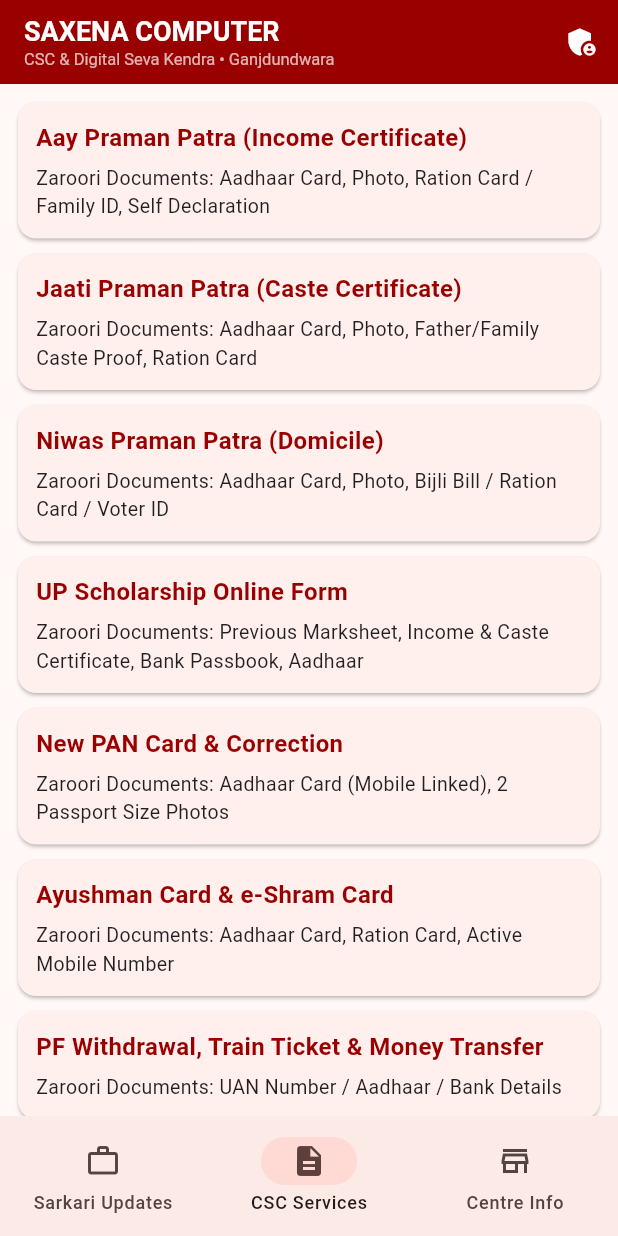
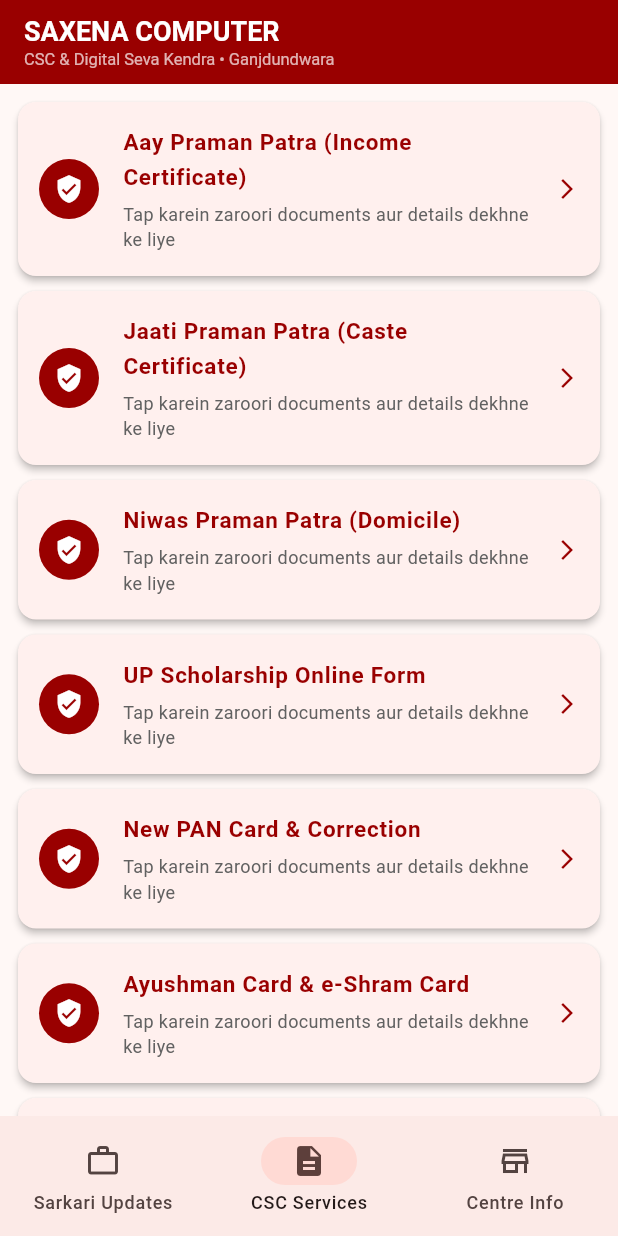
Before and after one commit to saxenacomputers/saxenacomputers-app, a Flutter app: the screen it shows after launch, item 2 of the bottom bar chosen, on a phone screen of 412 x 824 dp. Run offline on Flutter 3.47's test engine with Material 3 defaults, Android fonts, the phone set to English and light mode, and no system bars; our stand-ins replace cloud_firestore, firebase_core; accounts and stored records are empty; generated files the repository leaves out were written again.

Commit message:
Implement secret tap for admin login and URL handling
Added a secret tap feature to trigger admin login dialog after multiple taps on the title. Updated the password for admin login and improved URL handling in various functions.

```diff
--- a/lib/main.dart
+++ b/lib/main.dart
@@ -84,6 +84,8 @@ class MainNavigationScreen extends StatefulWidget {
 
 class _MainNavigationScreenState extends State<MainNavigationScreen> {
   int _selectedIndex = 0;
+  int _secretTapCount = 0;
+  DateTime? _lastTapTime;
 
   final List<Widget> _pages = [
     const SarkariUpdatesScreen(),
@@ -91,26 +93,37 @@ class _MainNavigationScreenState extends State<MainNavigationScreen> {
     const ShopContactScreen(),
   ];
 
+  void _handleTitleTap() {
+    final now = DateTime.now();
+    if (_lastTapTime == null || now.difference(_lastTapTime!) > const Duration(seconds: 2)) {
+      _secretTapCount = 1;
+    } else {
+      _secretTapCount++;
+    }
+    _lastTapTime = now;
+
+    if (_secretTapCount >= 5) {
+      _secretTapCount = 0;
+      _showAdminPinDialog(context);
+    }
+  }
+
   @override
   Widget build(BuildContext context) {
     return Scaffold(
       appBar: AppBar(
         backgroundColor: const Color(0xFF990000),
         foregroundColor: Colors.white,
-        title: const Column(
+        title: GestureDetector(
+          onTap: _handleTitleTap,
+          child: const Column(
             crossAxisAlignment: CrossAxisAlignment.start,
             children: [
               Text('SAXENA COMPUTER', style: TextStyle(fontWeight: FontWeight.bold, fontSize: 18)),
               Text('CSC & Digital Seva Kendra • Ganjdundwara', style: TextStyle(fontSize: 11, color: Colors.white70)),
             ],
           ),
-        actions: [
-          IconButton(
-            icon: const Icon(Icons.admin_panel_settings),
-            tooltip: 'Admin Panel',
-            onPressed: () => _showAdminPinDialog(context),
         ),
-        ],
       ),
       body: _pages[_selectedIndex],
       bottomNavigationBar: NavigationBar(
@@ -133,19 +146,19 @@ class _MainNavigationScreenState extends State<MainNavigationScreen> {
         title: const Text('Admin Login'),
         content: TextField(
           controller: pinController,
-          keyboardType: TextInputType.number,
+          keyboardType: TextInputType.visiblePassword,
           obscureText: true,
-          decoration: const InputDecoration(labelText: 'Admin PIN dalein (Default: 1234)'),
+          decoration: const InputDecoration(labelText: 'Admin Password dalein'),
         ),
         actions: [
           TextButton(onPressed: () => Navigator.pop(ctx), child: const Text('Cancel')),
           ElevatedButton(
             onPressed: () {
-              if (pinController.text == '1234') {
+              if (pinController.text.trim() == 'Saxenaditya@1313') {
                 Navigator.pop(ctx);
                 Navigator.push(context, MaterialPageRoute(builder: (_) => const AdminPostScreen()));
               } else {
-                ScaffoldMessenger.of(context).showSnackBar(const SnackBar(content: Text('Galat PIN!')));
+                ScaffoldMessenger.of(context).showSnackBar(const SnackBar(content: Text('Galat Password!')));
               }
             },
             child: const Text('Login'),
@@ -271,11 +284,19 @@ class UpdateDetailScreen extends StatelessWidget {
   final Map<String, dynamic> data;
   const UpdateDetailScreen({super.key, required this.data});
 
-  Future<void> _openUrl(String url) async {
-    if (url.isEmpty) return;
-    final uri = Uri.parse(url.startsWith('http') ? url : 'https://$url');
-    if (await canLaunchUrl(uri)) {
-      await launchUrl(uri, mode: LaunchMode.externalApplication);
+  Future<void> _openUrl(BuildContext context, String url) async {
+    final cleanUrl = url.trim();
+    if (cleanUrl.isEmpty) return;
+    final uri = Uri.parse(cleanUrl.startsWith('http') ? cleanUrl : 'https://$cleanUrl');
+    try {
+      final launched = await launchUrl(uri, mode: LaunchMode.externalApplication);
+      if (!launched) {
+        await launchUrl(uri, mode: LaunchMode.platformDefault);
+      }
+    } catch (e) {
+      if (context.mounted) {
+        ScaffoldMessenger.of(context).showSnackBar(SnackBar(content: Text('Link open nahi ho payi: $e')));
+      }
     }
   }
 
@@ -301,25 +322,25 @@ class UpdateDetailScreen extends StatelessWidget {
             _infoSection('Required Documents (Zaroori Kagaz)', data['docs']),
             _infoSection('Selection / Form Process', data['process']),
             const SizedBox(height: 16),
-            if ((data['officialUrl'] ?? '').toString().isNotEmpty)
+            if ((data['officialUrl'] ?? '').toString().trim().isNotEmpty)
               SizedBox(
                 width: double.infinity,
                 child: ElevatedButton.icon(
                   style: ElevatedButton.styleFrom(backgroundColor: Colors.green.shade700, foregroundColor: Colors.white, padding: const EdgeInsets.all(12)),
                   icon: const Icon(Icons.open_in_browser),
                   label: const Text('Apply Online / Official Link'),
-                  onPressed: () => _openUrl(data['officialUrl']),
+                  onPressed: () => _openUrl(context, data['officialUrl'].toString()),
                 ),
               ),
             const SizedBox(height: 10),
-            if ((data['pdfUrl'] ?? '').toString().isNotEmpty)
+            if ((data['pdfUrl'] ?? '').toString().trim().isNotEmpty)
               SizedBox(
                 width: double.infinity,
                 child: ElevatedButton.icon(
                   style: ElevatedButton.styleFrom(backgroundColor: Colors.blue.shade800, foregroundColor: Colors.white, padding: const EdgeInsets.all(12)),
                   icon: const Icon(Icons.picture_as_pdf),
                   label: const Text('Download Notification / PDF'),
-                  onPressed: () => _openUrl(data['pdfUrl']),
+                  onPressed: () => _openUrl(context, data['pdfUrl'].toString()),
                 ),
               ),
             const SizedBox(height: 12),
@@ -328,7 +349,7 @@ class UpdateDetailScreen extends StatelessWidget {
               child: OutlinedButton.icon(
                 icon: const Icon(Icons.storefront, color: Color(0xFF990000)),
                 label: const Text('Form Bharwane ke liye Saxena Computer Aayein'),
-                onPressed: () => _openUrl('https://saxenacomputers.shop'),
+                onPressed: () => _openUrl(context, 'https://saxenacomputers.shop'),
               ),
             ),
           ],
@@ -367,15 +388,87 @@ class CscServicesScreen extends StatelessWidget {
   const CscServicesScreen({super.key});
 
   final List services = const [
-    {'name': 'Aay Praman Patra (Income Certificate)', 'docs': 'Aadhaar Card, Photo, Ration Card / Family ID, Self Declaration'},
-    {'name': 'Jaati Praman Patra (Caste Certificate)', 'docs': 'Aadhaar Card, Photo, Father/Family Caste Proof, Ration Card'},
-    {'name': 'Niwas Praman Patra (Domicile)', 'docs': 'Aadhaar Card, Photo, Bijli Bill / Ration Card / Voter ID'},
-    {'name': 'UP Scholarship Online Form', 'docs': 'Previous Marksheet, Income & Caste Certificate, Bank Passbook, Aadhaar'},
-    {'name': 'New PAN Card & Correction', 'docs': 'Aadhaar Card (Mobile Linked), 2 Passport Size Photos'},
-    {'name': 'Ayushman Card & e-Shram Card', 'docs': 'Aadhaar Card, Ration Card, Active Mobile Number'},
-    {'name': 'PF Withdrawal, Train Ticket & Money Transfer', 'docs': 'UAN Number / Aadhaar / Bank Details'},
-    {'name': 'Color Printout, Lamination & Urgent Photo', 'docs': 'Saxena Computer par turant suvidha uplabdh'},
+    {
+      'name': 'Aay Praman Patra (Income Certificate)',
+      'docs': '• Aadhaar Card (Mobile Linked)\n• Latest Passport Size Photo\n• Ration Card / Family ID\n• Self Declaration Form (Swaghoshna Patra)',
+      'time': '7 se 10 Working Days (e-District UP)'
+    },
+    {
+      'name': 'Jaati Praman Patra (Caste Certificate)',
+      'docs': '• Aadhaar Card\n• Passport Size Photo\n• Father / Family Caste Proof (Purana Praman Patra / Khatauni)\n• Ration Card',
+      'time': '7 se 10 Working Days (e-District UP)'
+    },
+    {
+      'name': 'Niwas Praman Patra (Domicile)',
+      'docs': '• Aadhaar Card\n• Passport Size Photo\n• Bijli Bill / Ration Card / Voter ID\n• Self Declaration Form',
+      'time': '7 se 10 Working Days (e-District UP)'
+    },
+    {
+      'name': 'UP Scholarship Online Form',
+      'docs': '• 10th, 12th & Previous Year Marksheet\n• Latest Income & Caste Certificate\n• Bank Passbook (NPCI / Aadhaar Seeded)\n• Fee Receipt & Enrollment Number',
+      'time': 'Turant Online Submission + Printout'
+    },
+    {
+      'name': 'New PAN Card & Correction',
+      'docs': '• Aadhaar Card (Mobile Number Linked for e-KYC)\n• 2 Passport Size Photos & Signature (Physical Card ke liye)',
+      'time': 'e-PAN 2-3 Din mein | Physical Card 10-15 Din'
+    },
+    {
+      'name': 'Ayushman Card & e-Shram Card',
+      'docs': '• Aadhaar Card\n• Ration Card / Antyodaya Card\n• Active Mobile Number',
+      'time': 'Turant KYC & PVC Card Printout'
+    },
+    {
+      'name': 'PF Withdrawal, Train Ticket & Money Transfer',
+      'docs': '• UAN Number & Password (PF ke liye)\n• Valid ID Proof (IRCTC Ticket ke liye)\n• Bank Account / IFSC Details',
+      'time': 'Turant Suvidha Uplabdh'
+    },
+    {
+      'name': 'Color Printout, Lamination & Urgent Photo',
+      'docs': '• WhatsApp / Email / Pen Drive se document bhej sakte hain\n• Urgent Passport Size Photo 5 minute mein taiyar',
+      'time': '5 Minute mein Ready'
+    },
   ];
+
+  void _showServiceDetails(BuildContext context, dynamic item) {
+    showDialog(
+      context: context,
+      builder: (ctx) => AlertDialog(
+        title: Text(item['name'].toString(), style: const TextStyle(color: Color(0xFF990000), fontWeight: FontWeight.bold, fontSize: 18)),
+        content: Column(
+          mainAxisSize: MainAxisSize.min,
+          crossAxisAlignment: CrossAxisAlignment.start,
+          children: [
+            const Text('Zaroori Documents:', style: TextStyle(fontWeight: FontWeight.bold, fontSize: 15)),
+            const SizedBox(height: 6),
+            Text(item['docs'].toString(), style: const TextStyle(fontSize: 14, height: 1.4)),
+            const SizedBox(height: 12),
+            Text('Processing Time: ${item['time']}', style: const TextStyle(fontWeight: FontWeight.w600, color: Colors.green)),
+            const SizedBox(height: 12),
+            const Text('Location: Saxena Computer (In front of Ganjdundwara PG College, 8:00 AM - 8:00 PM)', style: TextStyle(fontSize: 12, color: Colors.black54)),
+          ],
+        ),
+        actions: [
+          TextButton(onPressed: () => Navigator.pop(ctx), child: const Text('Band Karein')),
+          ElevatedButton.icon(
+            style: ElevatedButton.styleFrom(backgroundColor: const Color(0xFF990000), foregroundColor: Colors.white),
+            icon: const Icon(Icons.language, size: 18),
+            label: const Text('Website Dekhein'),
+            onPressed: () async {
+              Navigator.pop(ctx);
+              final uri = Uri.parse('https://saxenacomputers.shop');
+              try {
+                final launched = await launchUrl(uri, mode: LaunchMode.externalApplication);
+                if (!launched) {
+                  await launchUrl(uri, mode: LaunchMode.platformDefault);
+                }
+              } catch (_) {}
+            },
+          ),
+        ],
+      ),
+    );
+  }
 
   @override
   Widget build(BuildContext context) {
@@ -385,17 +478,21 @@ class CscServicesScreen extends StatelessWidget {
       itemBuilder: (context, index) {
         final item = services[index];
         return Card(
+          elevation: 2,
           margin: const EdgeInsets.only(bottom: 10),
-          child: Padding(
-            padding: const EdgeInsets.all(12),
-            child: Column(
-              crossAxisAlignment: CrossAxisAlignment.start,
-              children: [
-                Text(item['name'].toString(), style: const TextStyle(fontWeight: FontWeight.bold, fontSize: 16, color: Color(0xFF990000))),
-                const SizedBox(height: 6),
-                Text('Zaroori Documents: ${item['docs']}', style: const TextStyle(fontSize: 13, color: Colors.black87)),
-              ],
+          child: ListTile(
+            contentPadding: const EdgeInsets.symmetric(horizontal: 14, vertical: 8),
+            leading: const CircleAvatar(
+              backgroundColor: Color(0xFF990000),
+              child: Icon(Icons.verified_user, color: Colors.white, size: 20),
             ),
+            title: Text(item['name'].toString(), style: const TextStyle(fontWeight: FontWeight.bold, fontSize: 15, color: Color(0xFF990000))),
+            subtitle: Padding(
+              padding: const EdgeInsets.only(top: 4),
+              child: Text('Tap karein zaroori documents aur details dekhne ke liye', style: TextStyle(fontSize: 12, color: Colors.grey.shade700)),
+            ),
+            trailing: const Icon(Icons.arrow_forward_ios, size: 16, color: Color(0xFF990000)),
+            onTap: () => _showServiceDetails(context, item),
           ),
         );
       },
@@ -406,10 +503,17 @@ class CscServicesScreen extends StatelessWidget {
 class ShopContactScreen extends StatelessWidget {
   const ShopContactScreen({super.key});
 
-  Future<void> _launchWeb() async {
+  Future<void> _launchWeb(BuildContext context) async {
     final uri = Uri.parse('https://saxenacomputers.shop');
-    if (await canLaunchUrl(uri)) {
-      await launchUrl(uri, mode: LaunchMode.externalApplication);
+    try {
+      final launched = await launchUrl(uri, mode: LaunchMode.externalApplication);
+      if (!launched) {
+        await launchUrl(uri, mode: LaunchMode.platformDefault);
+      }
+    } catch (e) {
+      if (context.mounted) {
+        ScaffoldMessenger.of(context).showSnackBar(SnackBar(content: Text('Website open nahi ho payi: $e')));
+      }
     }
   }
 
@@ -445,7 +549,7 @@ class ShopContactScreen extends StatelessWidget {
               style: ElevatedButton.styleFrom(backgroundColor: const Color(0xFF990000), foregroundColor: Colors.white, padding: const EdgeInsets.all(14)),
               icon: const Icon(Icons.public),
               label: const Text('Visit Website (saxenacomputers.shop)'),
-              onPressed: _launchWeb,
+              onPressed: () => _launchWeb(context),
             ),
           ),
         ],
```
Lines whose indentation alone changed are shown as unchanged.
